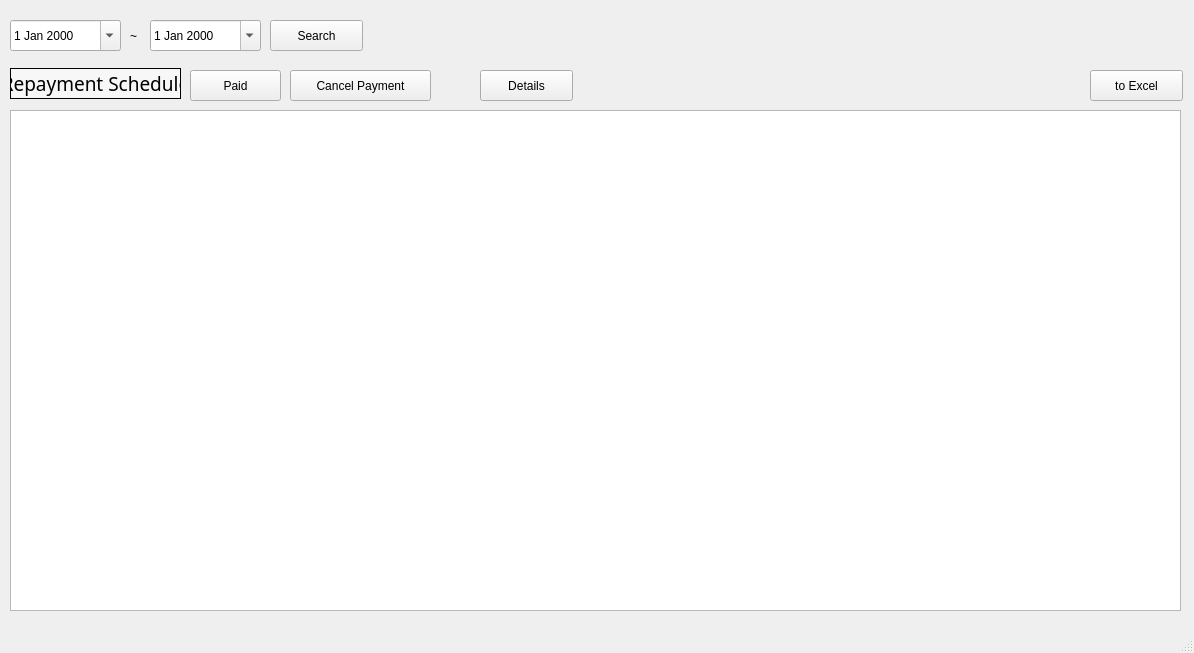
DY-Microfinance-Customer-Management/dymf-algorithm, file src/pages/repayment/repayment_search.ui: the form before one commit.
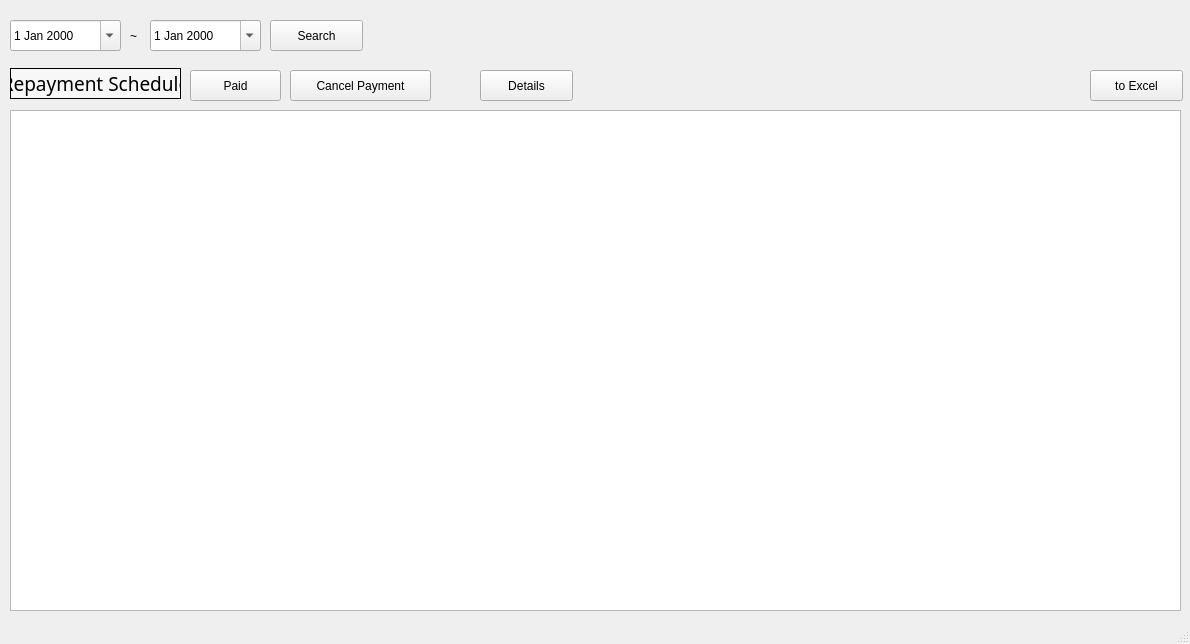
The form after the commit.

The edit to the form file:
```diff
--- a/src/pages/repayment/repayment_search.ui
+++ b/src/pages/repayment/repayment_search.ui
@@ -6,8 +6,8 @@
    <rect>
     <x>0</x>
     <y>0</y>
-    <width>1194</width>
-    <height>653</height>
+    <width>1190</width>
+    <height>644</height>
    </rect>
   </property>
   <property name="windowTitle">
```
